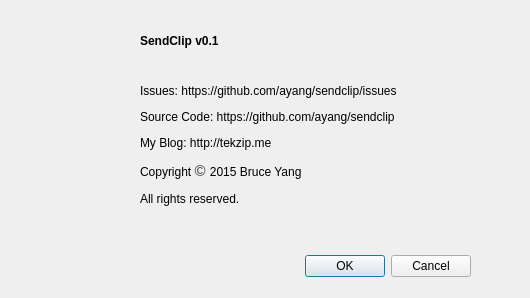
The window that aboutdialog.ui (ayang/sendclip) describes before a commit, drawn with Qt 5.
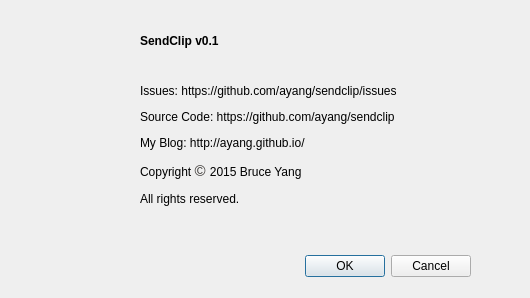
The same window after the commit. Icons and pictures are not drawn.

Diff of the .ui file:
```diff
--- a/aboutdialog.ui
+++ b/aboutdialog.ui
@@ -74,7 +74,7 @@
     </rect>
    </property>
    <property name="text">
-    <string>&lt;html&gt;&lt;head/&gt;&lt;body&gt;&lt;p&gt;Issues: https://github.com/ayang/sendclip/issues&lt;/p&gt;&lt;p&gt;Source Code: https://github.com/ayang/sendclip&lt;/p&gt;&lt;p&gt;My Blog: http://tekzip.me&lt;/p&gt;&lt;p&gt;Copyright &lt;span style=&quot; font-family:'OpenSans,Arial'; font-size:15px; color:#35322f; vertical-align:middle;&quot;&gt;© &lt;/span&gt;2015 Bruce Yang&lt;/p&gt;&lt;p&gt;All rights reserved.&lt;/p&gt;&lt;/body&gt;&lt;/html&gt;</string>
+    <string>&lt;html&gt;&lt;head/&gt;&lt;body&gt;&lt;p&gt;Issues: https://github.com/ayang/sendclip/issues&lt;/p&gt;&lt;p&gt;Source Code: https://github.com/ayang/sendclip&lt;/p&gt;&lt;p&gt;My Blog: http://ayang.github.io/&lt;/p&gt;&lt;p&gt;Copyright &lt;span style=&quot; font-family:'OpenSans,Arial'; font-size:15px; color:#35322f; vertical-align:middle;&quot;&gt;© &lt;/span&gt;2015 Bruce Yang&lt;/p&gt;&lt;p&gt;All rights reserved.&lt;/p&gt;&lt;/body&gt;&lt;/html&gt;</string>
    </property>
   </widget>
  </widget>
```
